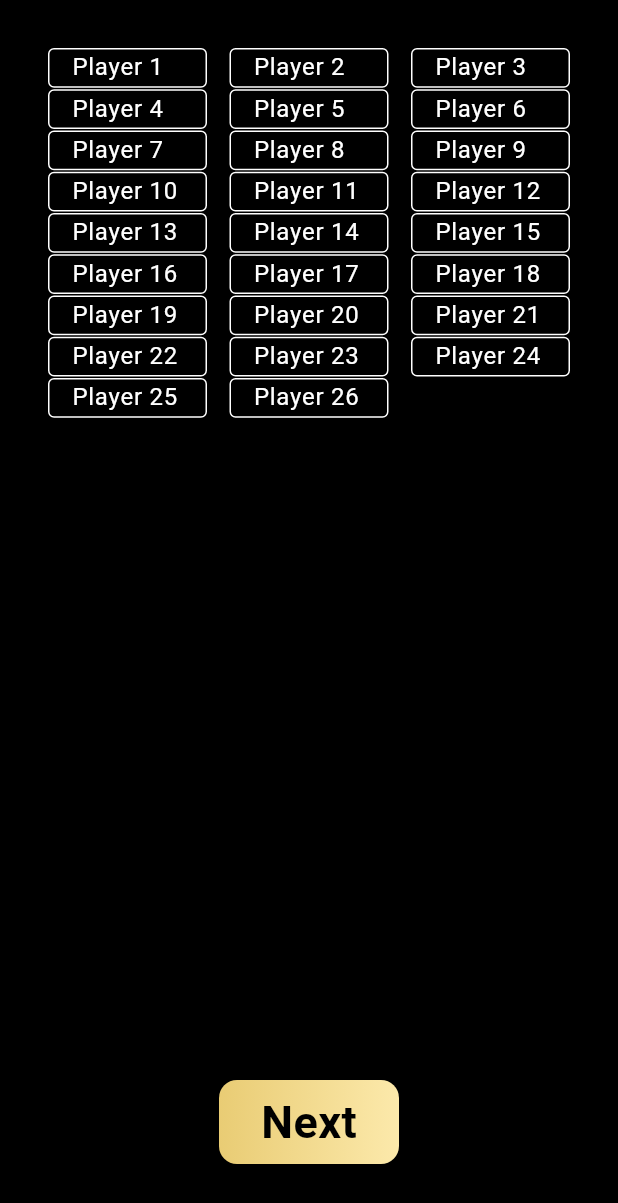
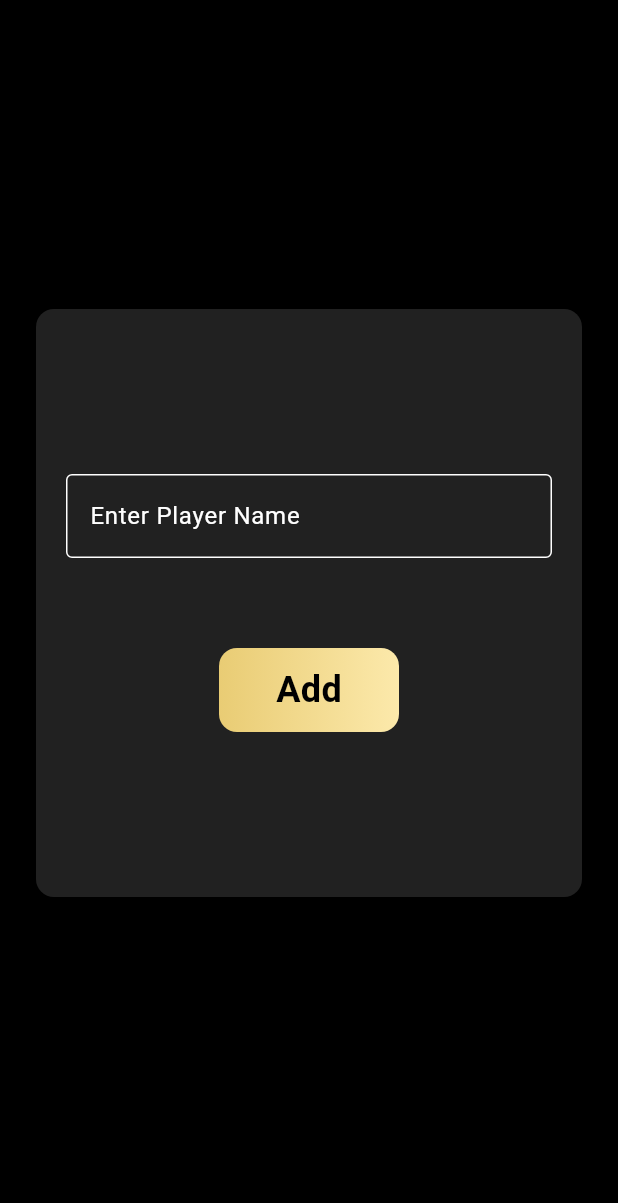
Before and after one commit to ba138/deal_or_not_deal, a Flutter app: the screen it shows after launch, on a phone screen of 412 x 824 dp. Shown: the top 1203 px of the screen. Run offline on Flutter 3.47's test engine with Material 3 defaults, Android fonts, the phone set to English and light mode, and no system bars; our stand-ins replace audioplayers, get; missing offline and left inert: window_manager.

Commit message:
changes to fix the forum to add playe names and assign case images to them

```diff
--- a/lib/pages/SelectUser/input_form.dart
+++ b/lib/pages/SelectUser/input_form.dart
@@ -7,77 +7,119 @@ class InputForum extends StatefulWidget {
   const InputForum({super.key});
 
   @override
-  // ignore: library_private_types_in_public_api
   _InputForumState createState() => _InputForumState();
 }
 
-class _InputForumState extends State<InputForum>
-    with SingleTickerProviderStateMixin {
-  final _formKey = GlobalKey<FormState>();
-  final List<TextEditingController> _controllers =
-      List.generate(26, (_) => TextEditingController());
+class _InputForumState extends State<InputForum> {
+  final TextEditingController _controller = TextEditingController();
+  final List<Map<String, String>> players =
+      []; // List to store user and case info
+  List<String> cases = List.generate(
+      26, (index) => "images/Case ${index + 1}.png"); // Global case images list
 
-  void randomlySelectUser() {
-    if (_formKey.currentState?.validate() ?? false) {
-      _formKey.currentState?.save();
-      List<String> players = _controllers
-          .map((c) => c.text)
-          .where((name) => name.isNotEmpty)
-          .toList();
+  @override
+  void initState() {
+    super.initState();
+    cases.shuffle(); // Shuffle cases to assign randomly
+  }
 
-      if (players.isNotEmpty) {
-        Get.offAll(SelectUser(usersName: players));
+  void addPlayer() {
+    if (_controller.text.isNotEmpty) {
+      String playerName = _controller.text.trim();
+      if (cases.isNotEmpty) {
+        String assignedCase = cases.removeLast();
+
+        // Add player to the list
+        setState(() {
+          players.add({'userName': playerName, 'caseImage': assignedCase});
+        });
+
+        // Show pop-up with assigned case
+        Get.dialog(
+          Dialog(
+            backgroundColor: Colors.transparent,
+            child: Container(
+              height: 300,
+              width: 300,
+              decoration: BoxDecoration(
+                borderRadius: BorderRadius.circular(12),
+              ),
+              child: Column(
+                children: [
+                  Text(
+                    "$playerName is assign with",
+                    style: const TextStyle(
+                      fontSize: 24,
+                      color: Colors.white,
+                      fontWeight: FontWeight.bold,
+                    ),
+                  ),
+                  Image.asset(
+                    assignedCase,
+                    height: 200,
+                    width: 200,
+                  )
+                ],
+              ),
+            ),
+          ),
+          barrierDismissible: false,
+        );
+
+        // Close pop-up after delay
+        Future.delayed(const Duration(seconds: 5), () {
+          Get.back();
+          if (players.length == 26) {
+            Get.offAll(() => SelectUser(
+                  usersName: players,
+                ));
+          }
+          _controller.clear();
+        });
       } else {
+        // Handle no more cases left
         ScaffoldMessenger.of(context).showSnackBar(
-          const SnackBar(
-              content: Text("Please enter at least one player name")),
+          const SnackBar(content: Text("No more cases available.")),
         );
       }
+    } else {
+      // Handle empty input
+      ScaffoldMessenger.of(context).showSnackBar(
+        const SnackBar(content: Text("Please enter a player name.")),
+      );
     }
   }
 
   @override
   Widget build(BuildContext context) {
     return Scaffold(
-      // appBar: AppBar(
-      //   title: const Text('Select User'),
-      // ),
       body: Padding(
-        padding: const EdgeInsets.all(32.0),
+        padding: const EdgeInsets.all(20.0),
+        child: Center(
           child: Column(
+            mainAxisAlignment: MainAxisAlignment.center,
+            crossAxisAlignment: CrossAxisAlignment.center,
             children: [
-            Expanded(
-              child: Form(
-                key: _formKey,
-                child: GridView.builder(
-                  gridDelegate: const SliverGridDelegateWithFixedCrossAxisCount(
-                    crossAxisCount: 3, // Four items per row
-                    crossAxisSpacing: 15.0,
-                    mainAxisSpacing: 1.0,
-                    childAspectRatio:
-                        4, // Adjust this ratio to balance width and height
-                  ),
-                  itemCount: 26,
-                  itemBuilder: (context, index) {
-                    return TextFormField(
-                      controller: _controllers[index],
-                      decoration: InputDecoration(
-                        labelText: 'Player ${index + 1}',
-                        border: const OutlineInputBorder(),
-                      ),
-                      validator: (value) {
-                        return (value != null && value.trim().isEmpty)
-                            ? 'Name cannot be empty'
-                            : null;
-                      },
-                    );
-                  },
+              if (cases.isNotEmpty) ...[
+                SizedBox(
+                  height: 400,
+                  width: 400,
+                  child: Card(
+                    child: Padding(
+                      padding: const EdgeInsets.all(20.0),
+                      child: Column(
+                        mainAxisAlignment: MainAxisAlignment.center,
+                        children: [
+                          TextField(
+                            controller: _controller,
+                            decoration: const InputDecoration(
+                              labelText: "Enter Player Name",
+                              border: OutlineInputBorder(),
                             ),
                           ),
-            ),
-            const SizedBox(height: 16),
+                          const SizedBox(height: 60),
                           InkWell(
-              onTap: () => randomlySelectUser(),
+                            onTap: addPlayer,
                             child: Container(
                               height: 56,
                               width: 120,
@@ -87,16 +129,18 @@ class _InputForumState extends State<InputForum>
                                     AppColors.primaryColor,
                                     AppColors.secondPrimaryColor
                                   ],
-                    begin: Alignment.centerLeft, // Start from the left
-                    end: Alignment.centerRight, // End at the right
+                                  begin: Alignment
+                                      .centerLeft, // Start from the left
+                                  end:
+                                      Alignment.centerRight, // End at the right
                                 ),
                                 borderRadius: BorderRadius.circular(12),
                               ),
                               child: const Center(
                                 child: Text(
-                    "Next",
+                                  "Add",
                                   style: TextStyle(
-                      fontSize: 30,
+                                    fontSize: 24,
                                     color: Colors.black,
                                     fontWeight: FontWeight.bold,
                                   ),
@@ -104,8 +148,19 @@ class _InputForumState extends State<InputForum>
                               ),
                             ),
                           ),
-            const SizedBox(height: 16),
                         ],
+                      ),
+                    ),
+                  ),
+                ),
+              ] else
+                const Text(
+                  "All cases have been assigned.",
+                  style: TextStyle(fontSize: 18, fontWeight: FontWeight.bold),
+                ),
+              const SizedBox(height: 20),
+            ],
+          ),
         ),
       ),
     );
```
Also changed, not shown: lib/pages/SelectUser/select_user.dart (+53 -53 lines). Lines whose indentation alone changed are shown as unchanged.
